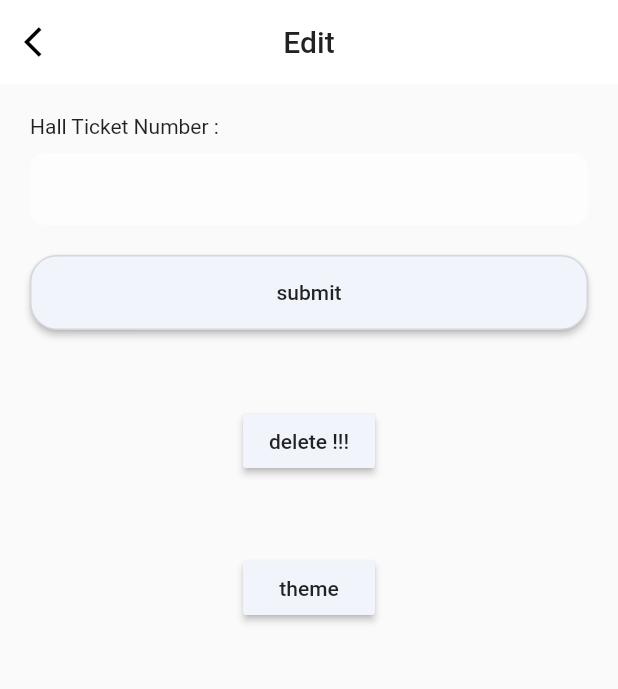
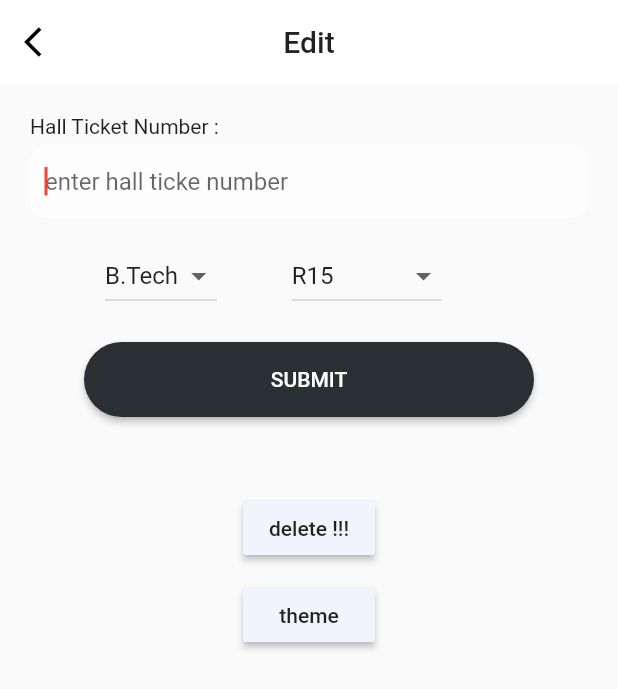
Before and after one commit to wikyprash/jntua_world, a Flutter app: the Edit screen opened directly, on a phone screen of 412 x 824 dp. Shown: the top 689 px of the screen. Run offline on Flutter 3.47's test engine with Material 2 defaults, Android fonts, the phone set to English and light mode, and no system bars; drawn by our look-alikes of rounded_loading_button; our stand-ins replace cloud_firestore, firebase_auth, google_sign_in, shared_preferences; accounts and stored records are empty.

Commit message:
added dropdownmenus to select course & regulation

```diff
--- a/lib/main.dart
+++ b/lib/main.dart
@@ -34,9 +34,6 @@ class _MyAppState extends State<MyApp> {
   Widget build(BuildContext context) {
     return MultiProvider(
       providers: [
-        // StreamProvider<User>.value(
-        //   value: AuthService().user,
-        // )
         StreamProvider<User>(
             create: (BuildContext context) => AuthService().user),
         ChangeNotifierProvider(create: (_) => themeChangeProvider)
--- a/lib/views/dashboard.dart
+++ b/lib/views/dashboard.dart
@@ -113,7 +113,6 @@ class ProfileCard extends StatelessWidget {
         Navigator.push(context, MaterialPageRoute(builder: (context) => Me()));
       },
       child: Container(
-        // color: Color(0xff212121),
         padding: EdgeInsets.all(15),
         child: Column(
           children: [
--- a/lib/views/edit_details.dart
+++ b/lib/views/edit_details.dart
@@ -3,7 +3,9 @@ import 'package:jntua_world/controllers/dark_theme_provider.dart';
 import 'package:jntua_world/models/user.dart';
 import 'package:jntua_world/models/user_document_model.dart';
 import 'package:jntua_world/services/cloudFirestore_services.dart';
+import 'package:jntua_world/zres/colors.dart';
 import 'package:provider/provider.dart';
+import 'package:rounded_loading_button/rounded_loading_button.dart';
 
 class Edit extends StatefulWidget {
   @override
@@ -11,10 +13,48 @@ class Edit extends StatefulWidget {
 }
 
 class _EditState extends State<Edit> {
-  TextEditingController htncntrlr = TextEditingController();
   User user;
   Future<UserDocumentModel> userDoc;
   CloudFiresotreService cfsi = CloudFiresotreService();
+  final RoundedLoadingButtonController _btnController =
+      RoundedLoadingButtonController();
+  GlobalKey<FormState> _formKey = GlobalKey<FormState>();
+
+  List<String> courses = ["B.Tech"];
+  List<String> regulations = ["R15"];
+
+  TextEditingController htncntrlr = TextEditingController();
+  String courseSelected = "B.Tech";
+  String regulationSelected = "R15";
+  // String courseSelected;
+  // String regulationSelected;
+
+  void _doSomething() async {
+    FocusScope.of(context).unfocus();
+    print(htncntrlr.text);
+    print(courseSelected);
+    print(regulationSelected);
+    try {
+      if (_formKey.currentState.validate()) {
+        print('>updating hall ticket no.');
+        await CloudFiresotreService().updateUserResultsData(
+            uid: Provider.of<User>(context, listen: false).uid,
+            rollno: htncntrlr.text,
+            course: courseSelected,
+            regulation: regulationSelected);
+        Navigator.pop(context);
+        print('updated<');
+      } else {
+        print('invalid details');
+
+        // final snackBar = SnackBar(content: Text('Yay! A SnackBar!'));
+        // // Find the Scaffold in the widget tree and use it to show a SnackBar.
+        // Scaffold.of(context).showSnackBar(snackBar);
+
+        _btnController.reset();
+      }
+    } catch (e) {}
+  }
 
   @override
   void initState() {
@@ -46,9 +86,12 @@ class _EditState extends State<Edit> {
             },
           ),
         ),
-        body: SingleChildScrollView(
+        body: GestureDetector(
+          behavior: HitTestBehavior.opaque,
+          onTap: () => FocusScope.of(context).unfocus(),
           child: Container(
             child: Form(
+              key: _formKey,
               child: Column(
                 crossAxisAlignment: CrossAxisAlignment.center,
                 children: <Widget>[
@@ -58,49 +101,53 @@ class _EditState extends State<Edit> {
                       crossAxisAlignment: CrossAxisAlignment.stretch,
                       children: [
                         Text("Hall Ticket Number : "),
-                        SizedBox(height: 10),
-                        Container(
-                          decoration: BoxDecoration(
-                            color: Colors.white60,
-                            borderRadius: new BorderRadius.circular(10.0),
-                          ),
-                          child: Padding(
-                            padding: const EdgeInsets.symmetric(horizontal: 10),
-                            child: TextFormField(
-                              controller: htncntrlr,
-                              decoration: InputDecoration(
-                                border: InputBorder.none,
-                              ),
+                        HallTicketField(htncntrlr: htncntrlr),
+                        Row(
+                          children: [
+                            SizedBox(width: 50),
+                            DropdownButton<String>(
+                              hint: Text('Course'),
+                              items: courses.map((String item) {
+                                return new DropdownMenuItem<String>(
+                                  value: item,
+                                  child: new Text(item),
+                                );
+                              }).toList(),
+                              onChanged: (String selectedItem) {
+                                setState(() {
+                                  this.courseSelected = selectedItem;
+                                });
+                              },
+                              value: courseSelected,
                             ),
-                          ),
+                            SizedBox(width: 50),
+                            DropdownButton<String>(
+                              hint: Text('Regulation'),
+                              items: regulations.map((String item) {
+                                return new DropdownMenuItem<String>(
+                                  value: item,
+                                  child: new Text(item),
+                                );
+                              }).toList(),
+                              onChanged: (String selectedItem) {
+                                setState(() {
+                                  this.regulationSelected = selectedItem;
+                                });
+                              },
+                              value: regulationSelected,
+                            ),
+                          ],
                         ),
                       ],
                     ),
                   ),
-                  Padding(
-                    padding: const EdgeInsets.symmetric(horizontal: 20),
-                    child: Container(
-                      height: 50,
-                      width: double.infinity,
-                      child: RaisedButton(
-                        onPressed: () async {
-                          print('>updating hall ticket no.');
-                          print(htncntrlr.text);
-                          await CloudFiresotreService().updateUserResultsData(
-                              htncntrlr.text,
-                              Provider.of<User>(context, listen: false).uid);
-                          Navigator.pop(context);
-                          print('updated<');
-                        },
-                        child: Text(
-                          'submit',
-                        ),
-                        shape: RoundedRectangleBorder(
-                          borderRadius: new BorderRadius.circular(18.0),
-                          side: BorderSide(color: Colors.black12),
-                        ),
-                      ),
+                  RoundedLoadingButton(
+                    child: Text(
+                      'SUBMIT',
                     ),
+                    controller: _btnController,
+                    color: m01,
+                    onPressed: _doSomething,
                   ),
                   SizedBox(height: 50),
                   RaisedButton(
@@ -108,7 +155,7 @@ class _EditState extends State<Edit> {
                     onPressed: () =>
                         CloudFiresotreService().deleteUserResult(user.uid),
                   ),
-                  SizedBox(height: 50),
+                  SizedBox(height: 10),
                   RaisedButton(
                     child: Text('theme'),
                     onPressed: () {
@@ -135,3 +182,40 @@ class _EditState extends State<Edit> {
     );
   }
 }
+
+class HallTicketField extends StatelessWidget {
+  const HallTicketField({
+    Key key,
+    @required this.htncntrlr,
+  }) : super(key: key);
+
+  final TextEditingController htncntrlr;
+
+  @override
+  Widget build(BuildContext context) {
+    return Container(
+      margin: EdgeInsets.fromLTRB(0, 5, 0, 15),
+      decoration: BoxDecoration(
+        color: Colors.white60,
+        borderRadius: new BorderRadius.circular(10.0),
+      ),
+      child: Padding(
+        padding: const EdgeInsets.symmetric(horizontal: 10),
+        child: TextFormField(
+          validator: (String value) {
+            if (value.length != 10) {
+              return 'invalid ht no.';
+            }
+            return null;
+          },
+          autofocus: true,
+          controller: htncntrlr,
+          decoration: InputDecoration(
+            hintText: 'enter hall ticke number',
+            border: InputBorder.none,
+          ),
+        ),
+      ),
+    );
+  }
+}
--- a/lib/views/me.dart
+++ b/lib/views/me.dart
@@ -87,7 +87,8 @@ class _MeState extends State<Me> {
                             child: Column(
                               children: [
                                 RaisedButton(
-                                  child: Text('enter hall ticket no.'),
+                                  child:
+                                      Text('hall ticket no. not available...'),
                                   onPressed: () {
                                     Navigator.push(
                                         context,
--- a/pubspec.yaml
+++ b/pubspec.yaml
@@ -37,7 +37,9 @@ dependencies:
   http: ^0.12.2
   provider: ^4.3.2
   shared_preferences: ^0.5.10
-
+  rounded_loading_button: ^1.0.13
+  intl: ^0.16.1
+  url_launcher: 5.4.2
 
 dev_dependencies:
   flutter_test:
```
Also changed, not shown: lib/controllers/styles.dart (+9 -8 lines), lib/services/api_services.dart (+8 -2 lines), lib/services/cloudFirestore_services.dart (+11 -2 lines), lib/views/db_item/published_results.dart (+31 -12 lines), pubspec.lock, 1 other file.
